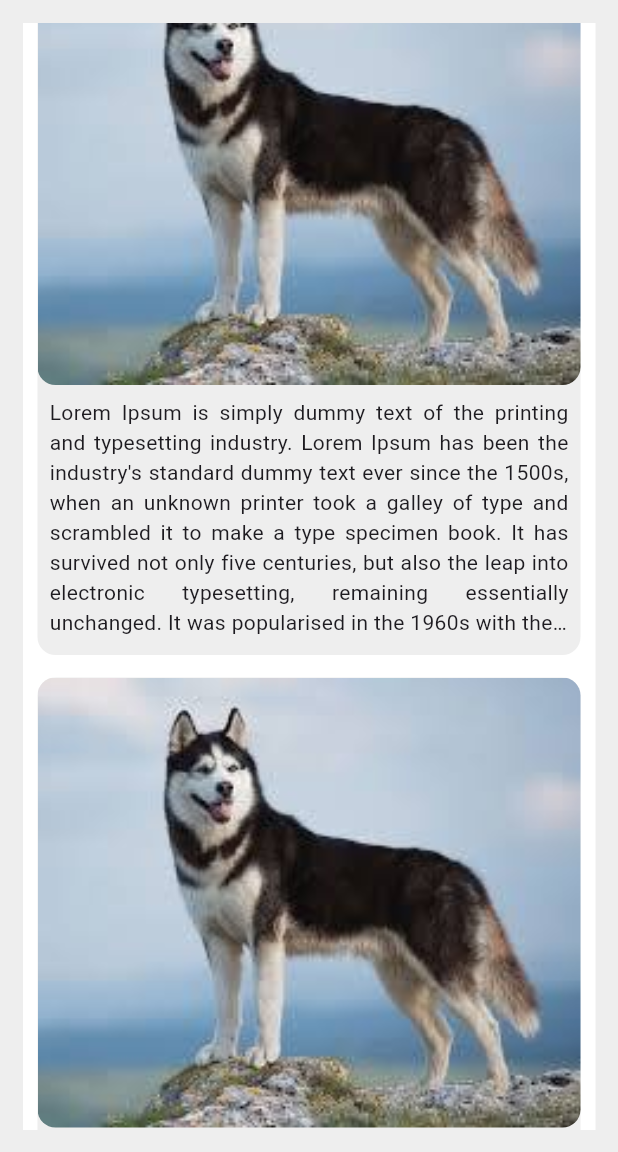
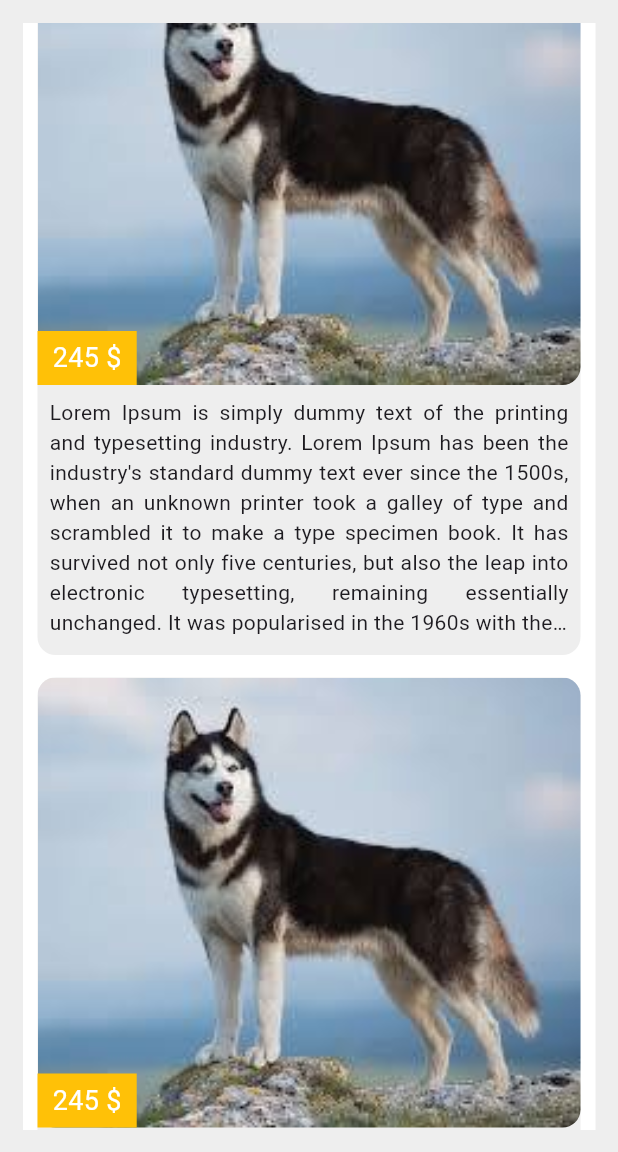
Before and after one commit to Savdancode/flutter-web, a Flutter app: the screen it shows after launch, scrolled down 576 dp, on a phone screen of 412 x 824 dp, the part 84-1236 px from its top. Run offline on Flutter 3.47's test engine with Material 3 defaults, Android fonts, the light colour scheme and no system bars.

Commit message:
Add price on productItem

```diff
--- a/lib/widgets/home/home_body.dart
+++ b/lib/widgets/home/home_body.dart
@@ -192,12 +192,25 @@ class _HomeBodyState extends State<HomeBody> {
                           child: Column(
                             children: [
                               Container(
+                                alignment: Alignment.bottomLeft,
                                 height: 300,
                                 decoration: BoxDecoration(
                                   borderRadius: BorderRadius.circular(12),
                                   image: const DecorationImage(
                                     image: AssetImage('assets/husky.jpeg'),
                                     fit: BoxFit.cover,
+                                  ),
+                                ),
+                                child: Container(
+                                  padding: const EdgeInsets.symmetric(
+                                      horizontal: 10, vertical: 5),
+                                  color: Colors.amber,
+                                  child: const Text(
+                                    '245 \$',
+                                    style: TextStyle(
+                                      fontSize: 18,
+                                      color: Colors.white,
+                                    ),
                                   ),
                                 ),
                               ),
```
